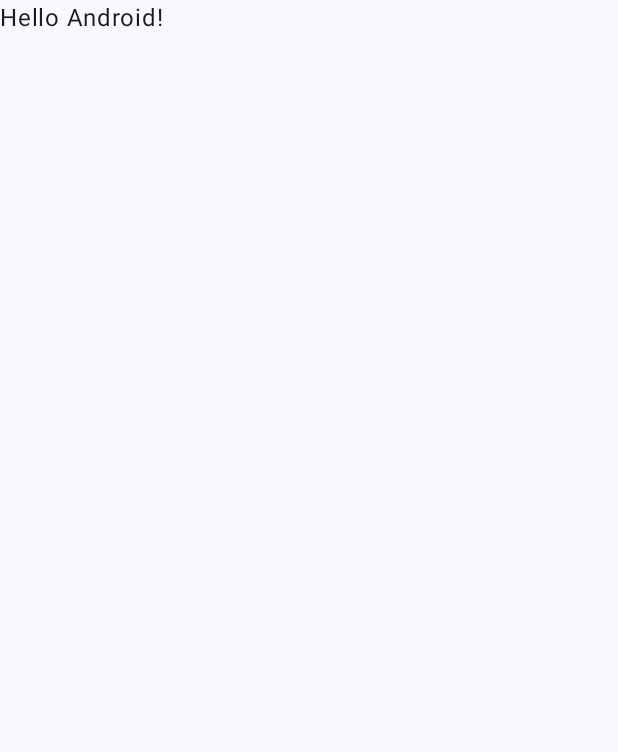
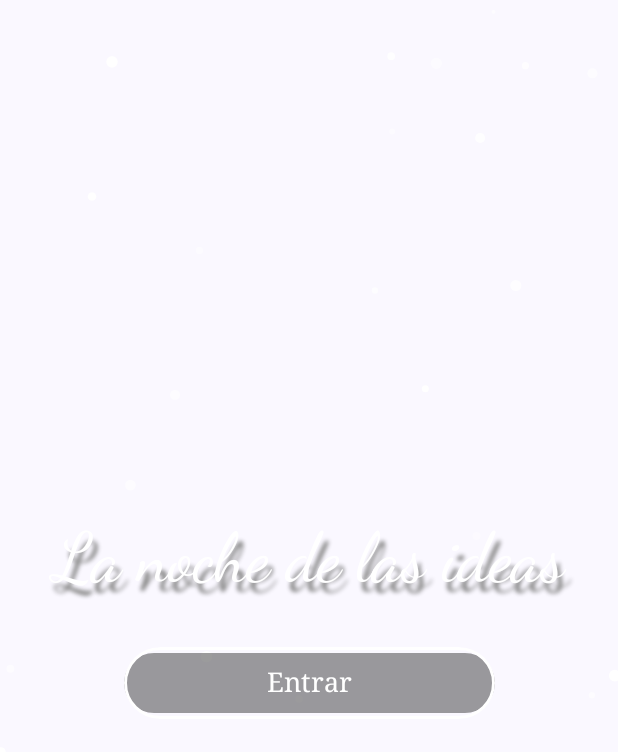
Before and after one commit to Richi-Mi/app-la-noche-de-las-ideas, an Android app built with Jetpack Compose: the screen it shows after launch (MainActivity), on a phone screen of 412 x 824 dp. Before the commit the part shown is almost empty. Shown: the top 752 px of the screen. Run offline under Robolectric (Android 15) with nearby library versions, the phone set to English and light mode, and no system bars; our stand-ins replace Dagger/Hilt's generated code.

Commit message:
LNI home screen added

```diff
--- /dev/null
+++ b/app/src/main/java/com/ipn/escom/lni/HomeScreen.kt
@@ -0,0 +1,138 @@
+package com.ipn.escom.lni
+
+import android.graphics.Paint.Style
+import androidx.compose.animation.core.LinearEasing
+import androidx.compose.animation.core.RepeatMode
+import androidx.compose.animation.core.animateFloat
+import androidx.compose.animation.core.infiniteRepeatable
+import androidx.compose.animation.core.rememberInfiniteTransition
+import androidx.compose.animation.core.tween
+import androidx.compose.foundation.Canvas
+import androidx.compose.foundation.Image
+import androidx.compose.foundation.border
+import androidx.compose.foundation.layout.Arrangement
+import androidx.compose.foundation.layout.Box
+import androidx.compose.foundation.layout.Column
+import androidx.compose.foundation.layout.PaddingValues
+import androidx.compose.foundation.layout.Spacer
+import androidx.compose.foundation.layout.fillMaxSize
+import androidx.compose.foundation.layout.fillMaxWidth
+import androidx.compose.foundation.layout.height
+import androidx.compose.foundation.layout.padding
+import androidx.compose.foundation.shape.RoundedCornerShape
+import androidx.compose.material3.Button
+import androidx.compose.material3.ButtonDefaults
+import androidx.compose.material3.MaterialTheme
+import androidx.compose.material3.Text
+import androidx.compose.runtime.Composable
+import androidx.compose.runtime.remember
+import androidx.compose.ui.Alignment
+import androidx.compose.ui.Modifier
+import androidx.compose.ui.draw.clip
+import androidx.compose.ui.geometry.Offset
+import androidx.compose.ui.graphics.Color
+import androidx.compose.ui.graphics.Shadow
+import androidx.compose.ui.layout.ContentScale
+import androidx.compose.ui.res.painterResource
+import androidx.compose.ui.res.stringResource
+import androidx.compose.ui.text.TextStyle
+import androidx.compose.ui.text.font.FontFamily
+import androidx.compose.ui.text.style.TextAlign
+import androidx.compose.ui.tooling.preview.Preview
+import androidx.compose.ui.unit.dp
+import androidx.compose.ui.unit.sp
+import kotlin.random.Random
+
+@Composable
+fun StyledButton(onClick: () -> Unit, text: String) {
+    Button(
+        onClick = onClick,
+        modifier = Modifier
+            .fillMaxWidth(0.6f)
+            .clip(RoundedCornerShape(24.dp)) // Bordes redondeados
+            .border(2.dp, Color.White, RoundedCornerShape(24.dp)), // Borde decorativo
+        colors = ButtonDefaults.buttonColors(containerColor = Color(0x803A3A3A)) // Fondo transparente para respetar el fondo manual
+    ) {
+        Text(
+            text = text,
+            fontSize = 18.sp,
+            color = Color.White, // Color oscuro del texto
+            textAlign = TextAlign.Center,
+            fontFamily = FontFamily.Serif
+        )
+    }
+}
+
+@Composable
+fun AnimatedStarsBackground() {
+    val stars = remember { generateStars(100) } // Generar 100 estrellas al inicio
+
+    // Animación infinita de parpadeo
+    val infiniteTransition = rememberInfiniteTransition()
+    val alphaList = stars.map {
+        infiniteTransition.animateFloat(
+            initialValue = 0.3f,
+            targetValue = 1f,
+            animationSpec = infiniteRepeatable(
+                animation = tween(durationMillis = Random.nextInt(1000, 3000), easing = LinearEasing),
+                repeatMode = RepeatMode.Reverse
+            )
+        )
+    }
+
+    Canvas(modifier = Modifier.fillMaxSize()) {
+        stars.forEachIndexed { index, star ->
+            drawCircle(
+                color = Color.White.copy(alpha = alphaList[index].value),
+                radius = star.radius,
+                center = Offset(star.x, star.y)
+            )
+        }
+    }
+}
+
+// Datos de las estrellas
+data class Star(val x: Float, val y: Float, val radius: Float)
+
+// Genera estrellas con posiciones aleatorias
+fun generateStars(count: Int): List<Star> {
+    return List(count) {
+        Star(
+            x = Random.nextFloat() * 1080f,  // Ajustar según resolución
+            y = Random.nextFloat() * 1920f,
+            radius = Random.nextFloat() * 4f + 2f // Radio aleatorio entre 2 y 5
+        )
+    }
+}
+
+@Composable
+fun HomeScreen( innerPadding: PaddingValues ) {
+    val offset = Offset(5.0f, 10.0f)
+
+    Box(
+        modifier = Modifier.fillMaxSize().padding( innerPadding )
+    ) {
+        AnimatedStarsBackground()
+        Column(
+            modifier = Modifier
+                .fillMaxSize(),
+            verticalArrangement = Arrangement.Center,
+            horizontalAlignment = Alignment.CenterHorizontally
+        ) {
+            Text(
+                text = stringResource( R.string.app_name ),
+                color = Color.White,
+                textAlign = TextAlign.Center,
+                fontFamily = FontFamily.Cursive,
+                style = TextStyle(
+                    fontSize = MaterialTheme.typography.displayMedium.fontSize,
+                    shadow = Shadow(
+                        color = Color.Gray, offset = offset, blurRadius = 3f
+                    )
+                )
+            )
+            Spacer(modifier = Modifier.height(32.dp))
+            StyledButton( onClick = { /* Acción al hacer clic */ }, text = stringResource( R.string.app_entry ) )
+        }
+    }
+}
--- a/app/src/main/java/com/ipn/escom/lni/MainActivity.kt
+++ b/app/src/main/java/com/ipn/escom/lni/MainActivity.kt
@@ -1,5 +1,6 @@
 package com.ipn.escom.lni
 
+import android.media.MediaPlayer
 import android.os.Bundle
 import androidx.activity.ComponentActivity
 import androidx.activity.compose.setContent
@@ -16,16 +17,21 @@ import dagger.hilt.android.AndroidEntryPoint
 
 @AndroidEntryPoint
 class MainActivity : ComponentActivity() {
+
+    private lateinit var mediaPlayer : MediaPlayer
+
     override fun onCreate(savedInstanceState: Bundle?) {
         super.onCreate(savedInstanceState)
+
+        mediaPlayer = MediaPlayer.create(this, R.raw.auido_fondo)
+        mediaPlayer.isLooping = true
+        mediaPlayer.start()
+
         enableEdgeToEdge()
         setContent {
             LaNocheDeLasIdeasTheme {
                 Scaffold(modifier = Modifier.fillMaxSize()) { innerPadding ->
-                    Greeting(
-                        name = "Android",
-                        modifier = Modifier.padding(innerPadding)
-                    )
+                    HomeScreen( innerPadding )
                 }
             }
         }
--- a/app/src/main/res/values/strings.xml
+++ b/app/src/main/res/values/strings.xml
@@ -1,3 +1,4 @@
 <resources>
     <string name="app_name">La noche de las ideas</string>
+    <string name="app_entry"> Entrar </string>
 </resources>
```
Also changed, not shown: 2 other files.
